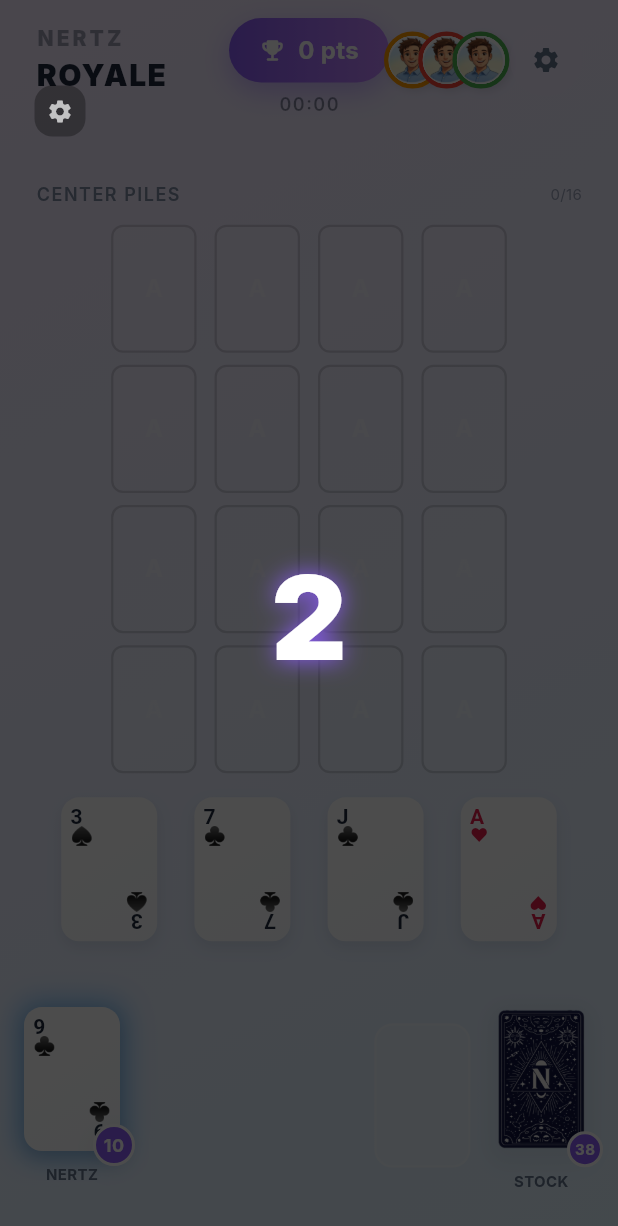
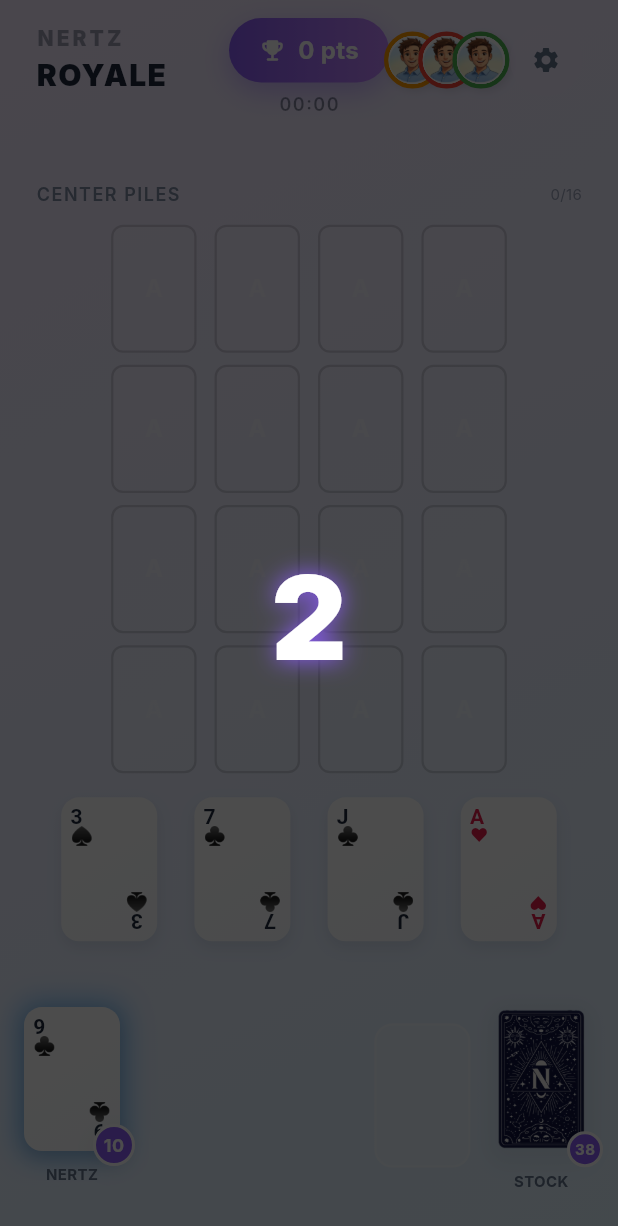
Before and after one commit to alexxtronic/nertzapp, a Flutter app: the screen it shows once a user with an empty profile is signed in, after a tap on "Play Offline", on a phone screen of 412 x 824 dp. Shown: the top 1226 px of the screen. Run offline on Flutter 3.47's test engine with Material 3 defaults, Android fonts, the phone set to English and light mode, and no system bars; our stand-ins replace audioplayers, confetti, flutter_image_compress, flutter_riverpod, image_picker, supabase_flutter; accounts and stored records are empty; network calls fail; Roboto replaces fonts that are missing (Inter, SF Pro Rounded).

Commit message:
Remove settings gear icon blocking ROYALE text

```diff
--- a/lib/ui/screens/game_screen.dart
+++ b/lib/ui/screens/game_screen.dart
@@ -307,29 +307,6 @@ class _GameScreenState extends ConsumerState<GameScreen> with TickerProviderStat
                 },
               ),
             ),
-          // Settings gear icon (upper left, under the logo)
-          Positioned(
-            top: MediaQuery.of(context).padding.top + 50,
-            left: 16,
-            child: IconButton(
-              onPressed: _showSettingsMenu,
-              iconSize: 20,
-              padding: EdgeInsets.zero,
-              constraints: const BoxConstraints(minWidth: 36, minHeight: 36),
-              icon: Container(
-                padding: const EdgeInsets.all(8),
-                decoration: BoxDecoration(
-                  color: Colors.black.withValues(alpha: 0.3),
-                  borderRadius: BorderRadius.circular(12),
-                ),
-                child: const Icon(
-                  Icons.settings,
-                  color: Colors.white70,
-                  size: 18,
-                ),
-              ),
-            ),
-          ),
           // NERTZ button overlay when player empties their pile
           if (showNertzButton)
             _buildNertzButtonOverlay(playerId),
```
